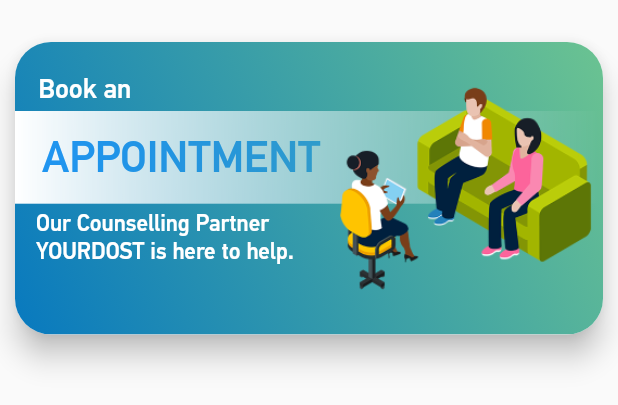
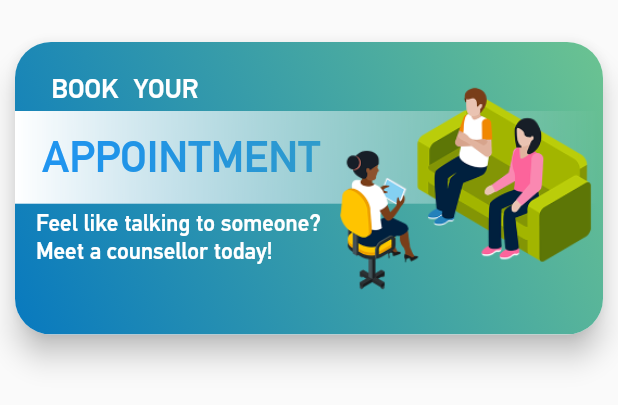
Before and after one commit to dscnitrourkela/project-avocado, a Flutter app: what appointmentCard() shows on an empty page, opened directly, on a phone screen of 412 x 824 dp. Shown: the top 405 px of the screen. Run offline on Flutter 3.47's test engine with Material 2 defaults, Android fonts, the phone set to English and light mode, and no system bars; our stand-ins replace camera, cloud_firestore, connectivity, firebase_analytics, firebase_auth, firebase_core and 17 more; missing offline and left inert: ndialog, rate_my_app; accounts and stored records are empty.

Commit message:
Changed appointment card to Yourdost redirect.

```diff
--- a/scp/lib/HomePage.dart
+++ b/scp/lib/HomePage.dart
@@ -172,7 +172,7 @@ class _HomePageState extends State<HomePage> {
                       ),
                       ListTile(
                         onTap: () {
-                          _launchLink('https://ics.nitrkl.ac.in/');
+                          launchLink('https://ics.nitrkl.ac.in/');
                         },
                         title: Text(
                           "ICS Website",
@@ -183,7 +183,7 @@ class _HomePageState extends State<HomePage> {
                       ),
                       ListTile(
                         onTap: () {
-                          _launchLink('https://www.youtube.com/c/ICSNITR');
+                          launchLink('https://www.youtube.com/c/ICSNITR');
                         },
                         title: Text(
                           "ICS YouTube",
@@ -279,7 +279,7 @@ class _HomePageState extends State<HomePage> {
                   ? ListView(
                       scrollDirection: Axis.vertical,
                       children: <Widget>[
-                        appointmentCard(context),
+                        yourDostCard(context),
                         TimetableCardSplit(
                             context,
                             MediaQuery.of(context).size.width,
@@ -493,11 +493,12 @@ class _HomePageState extends State<HomePage> {
     }
   }
 
-  _launchLink(String url) async {
-    if (await canLaunch(url)) {
-      await launch(url);
-    } else {
-      throw 'Could not launch $url';
-    }
+
+}
+launchLink(String url) async {
+  if (await canLaunch(url)) {
+    await launch(url);
+  } else {
+    throw 'Could not launch $url';
   }
 }
--- a/scp/lib/ui/cards.dart
+++ b/scp/lib/ui/cards.dart
@@ -12,14 +12,7 @@ import 'package:shared_preferences/shared_preferences.dart';
 import 'package:url_launcher/url_launcher.dart';
 import '../utils/models.dart';
 import 'package:scp/upload_image.dart';
-
-_launchLink(String url) async {
-  if (await canLaunch(url)) {
-    await launch(url);
-  } else {
-    throw 'Could not launch $url';
-  }
-}
+import '/HomePage.dart';
 
 const platform = const MethodChannel("FAQ_ACTIVITY");
 Widget appointmentCard(BuildContext context) {
@@ -32,14 +25,171 @@ Widget appointmentCard(BuildContext context) {
       padding: const EdgeInsets.only(top: 12.0),
       child: InkWell(
         onTap: () async {
-          // SharedPreferences prefs = await SharedPreferences.getInstance();
-          // if (prefs.getBool('hasBooked') == true) {
-          //   Navigator.of(context).push(MaterialPageRoute(
-          //       builder: (BuildContext context) =>
-          //           Booking(counselDay: gCounselDay, time: gTime)));
-          // } else
-          //   Navigator.of(context).pushNamed(Routes.rAppointments);
-          _launchLink('https://yourdost.com/');
+          SharedPreferences prefs = await SharedPreferences.getInstance();
+          if (prefs.getBool('hasBooked') == true) {
+            Navigator.of(context).push(MaterialPageRoute(
+                builder: (BuildContext context) =>
+                    Booking(counselDay: gCounselDay, time: gTime)));
+          } else
+            Navigator.of(context).pushNamed(Routes.rAppointments);
+        },
+        // onTap: () async {
+        //   SharedPreferences prefs = await SharedPreferences.getInstance();
+        //   if (prefs.getBool('hasBooked') == true) {
+        //     Navigator.of(context).push(MaterialPageRoute(
+        //         builder: (BuildContext context) => Booking(
+        //             /*keyCode: gKey,*/ counselDay: gCounselDay, time: gTime)));
+        //   } else
+        //     Navigator.of(context).pushNamed('/appointments');
+        // },
+        child: Card(
+          shape:
+          RoundedRectangleBorder(borderRadius: BorderRadius.circular(24.0)),
+          elevation: 8.0,
+          margin: new EdgeInsets.symmetric(horizontal: 10.0, vertical: 16.0),
+          child: Stack(
+            fit: StackFit.loose,
+            children: <Widget>[
+              ClipRRect(
+                borderRadius: BorderRadius.circular(24.0),
+                child: Container(
+                  decoration: BoxDecoration(
+                    gradient: Gradients.appointmentCardGradient,
+                  ),
+                  child: Container(
+                    height: heightFactor * 0.58,
+                    child: Column(
+                      children: <Widget>[
+                        Row(
+                          children: <Widget>[
+                            Padding(
+                              padding:
+                              const EdgeInsets.only(top: 20.0, left: 14.0),
+                              child: Align(
+                                alignment: Alignment.centerLeft,
+                                child: Container(
+                                  width: 65.0,
+                                  /*decoration: BoxDecoration(
+                                    border: Border.all(
+                                        width: 1.0, color: Colors.white),
+                                    borderRadius: BorderRadius.all(
+                                      Radius.circular(5.0),
+                                    ),
+                                  ),*/
+                                  child: Text(
+                                    'BOOK',
+                                    style: TextStyle(
+                                      color: Colors.white,
+                                      fontSize: 18.0,
+                                      fontFamily: 'PfDin',
+                                      fontWeight: FontWeight.w500,
+                                    ),
+                                  ),
+                                  alignment: Alignment.center,
+                                ),
+                              ),
+                            ),
+                            Padding(
+                              padding:
+                              const EdgeInsets.only(top: 20.0, left: 0.0),
+                              child: Container(
+                                alignment: Alignment.bottomLeft,
+                                child: Text(
+                                  'YOUR',
+                                  style: TextStyle(
+                                    color: Colors.white,
+                                    fontSize: 18.0,
+                                    fontFamily: 'PfDin',
+                                    fontWeight: FontWeight.w500,
+                                  ),
+                                ),
+                              ),
+                            ),
+                          ],
+                        ),
+                        ListTile(
+                          contentPadding: EdgeInsets.only(bottom: 0.0),
+                          title: ShaderMask(
+                            shaderCallback: (rect) {
+                              return LinearGradient(
+                                begin: Alignment.centerLeft,
+                                end: Alignment.centerRight,
+                                colors: [Colors.black, Colors.transparent],
+                              ).createShader(
+                                  Rect.fromLTRB(0, 0, rect.width, rect.height));
+                            },
+                            blendMode: BlendMode.dstIn,
+                            child: Container(
+                              height: heightFactor * 0.15,
+                              color: Colors.white,
+                              padding: EdgeInsets.only(left: 18.0),
+                              child: Align(
+                                alignment: Alignment.centerLeft,
+                                child: Text(
+                                  'APPOINTMENT',
+                                  style: TextStyle(
+                                      fontFamily: 'PfDin',
+                                      fontSize: heightFactor * 0.07,
+                                      color: Colors.blue,
+                                      fontWeight: FontWeight.w500),
+                                  textAlign: TextAlign.left,
+                                  //textScaleFactor: textScaleFactor,
+                                ),
+                              ),
+                            ),
+                          ),
+                        ),
+                        Container(
+                          padding: EdgeInsets.only(left: 14.0),
+                          alignment: Alignment.centerLeft,
+                          child: SizedBox(
+                            width: heightFactor * 0.47,
+                            child: Text(
+                              'Feel like talking to someone? Meet a counsellor today!',
+                              style: TextStyle(
+                                  fontSize: heightFactor * 0.037,
+                                  color: Colors.white,
+                                  fontWeight: FontWeight.w500,
+                                  fontFamily: 'PfDin'),
+                            ),
+                          ),
+                        )
+                      ],
+                    ),
+                  ),
+                ),
+              ),
+              Positioned(
+                top: 18.0,
+                bottom: 0.0,
+                right: 0.0,
+                child: Image.asset(
+                  'assets/scp_app.png',
+                  width: heightFactor * 0.45,
+                  height: heightFactor * 0.45,
+                  fit: BoxFit.cover,
+                  alignment: Alignment.bottomRight,
+                ),
+              ),
+            ],
+          ),
+        ),
+      ),
+    ),
+  );
+}
+Widget yourDostCard(BuildContext context) {
+  Gradients().init(context);
+  SizeConfig().init(context);
+  double heightFactor = SizeConfig.screenWidth;
+  return SizedBox(
+    height: heightFactor * 0.58,
+    child: Padding(
+      padding: const EdgeInsets.only(top: 12.0),
+      child: InkWell(
+        onTap: () async {
+          launchLink("https://yourdost.com/");
+
         },
         // onTap: () async {
         //   SharedPreferences prefs = await SharedPreferences.getInstance();
@@ -97,22 +247,6 @@ Widget appointmentCard(BuildContext context) {
                                 ),
                               ),
                             ),
-                            // Padding(
-                            //   padding:
-                            //       const EdgeInsets.only(top: 20.0, left: 0.0),
-                            //   child: Container(
-                            //     alignment: Alignment.bottomLeft,
-                            //     child: Text(
-                            //       'an',
-                            //       style: TextStyle(
-                            //         color: Colors.white,
-                            //         fontSize: 18.0,
-                            //         fontFamily: 'PfDin',
-                            //         fontWeight: FontWeight.w500,
-                            //       ),
-                            //     ),
-                            //   ),
-                            // ),
                           ],
                         ),
                         ListTile(
@@ -153,7 +287,7 @@ Widget appointmentCard(BuildContext context) {
                           child: SizedBox(
                             width: heightFactor * 0.47,
                             child: Text(
-                              'Our Counselling Partner YOURDOST is here to help.',
+                              'Our counselling partner Yourdost is here to help.',
                               style: TextStyle(
                                   fontSize: heightFactor * 0.037,
                                   color: Colors.white,
@@ -309,7 +443,6 @@ Widget mentorsCard(BuildContext context, String roll) {
   );
 }
 
-
 _startFAQActivity() async {
   try {
     await platform.invokeMethod('startFaqActivity');
@@ -408,6 +541,8 @@ Widget faqCard(BuildContext context) {
     ),
   );
 }
+
+
 
 Widget timetableCard(BuildContext context) {
   Gradients().init(context);
@@ -689,5 +824,4 @@ Widget slotCard(BuildContext context, String titleText, String type,
       ),
     ),
   );
-
 }
```
